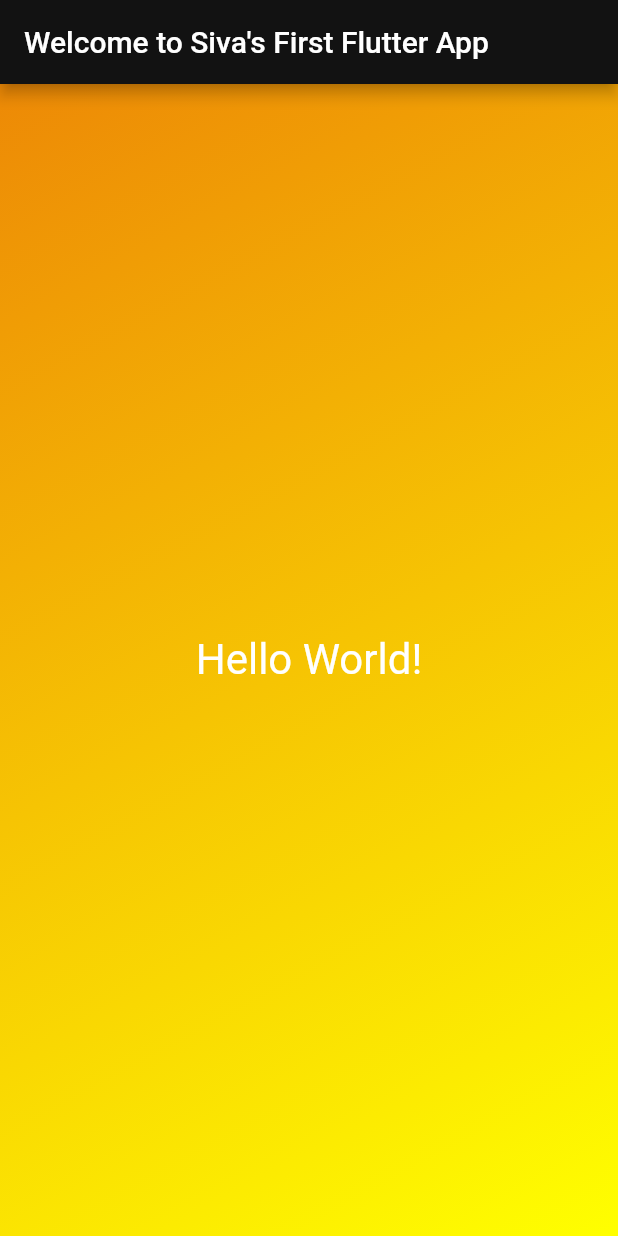
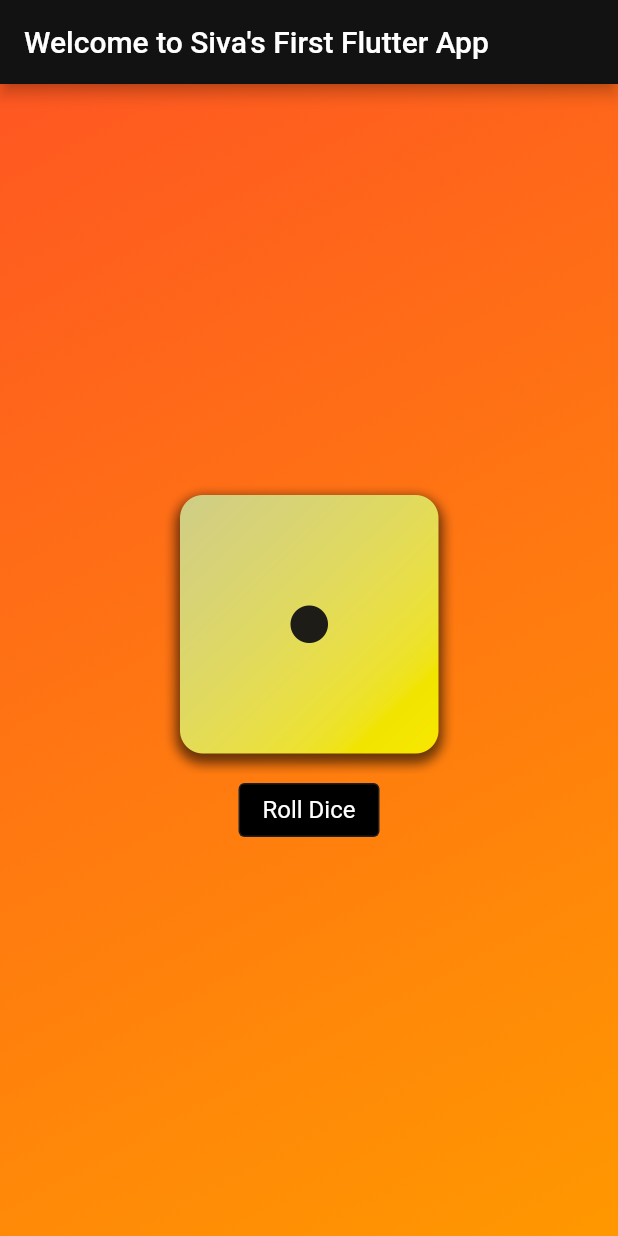
Before and after one commit to psivakrishnareddy/flutter-diceroll-app, a Flutter app: the screen it shows after launch, on a phone screen of 412 x 824 dp. Run offline on Flutter 3.47's test engine with Material 2 defaults, Android fonts, the phone set to English and light mode, and no system bars.

Commit message:
Flutter - added assets and Created Stateful Widgets to manage state

```diff
--- /dev/null
+++ b/lib/dice.dart
@@ -0,0 +1,57 @@
+import 'dart:math';
+
+import 'package:flutter/material.dart';
+
+class Dice extends StatefulWidget {
+  const Dice({super.key});
+
+  @override
+  State<Dice> createState() {
+    return _Dice();
+  }
+}
+
+class _Dice extends State<Dice> {
+  var diceImage = 'assets/images/dice-1.png';
+  void rollDice() {
+    const List<String> dice = [
+      'assets/images/dice-1.png',
+      'assets/images/dice-2.png',
+      'assets/images/dice-3.png',
+      'assets/images/dice-4.png',
+      'assets/images/dice-5.png',
+      'assets/images/dice-6.png'
+    ];
+
+    final int rollnum = Random().nextInt(6);
+    setState(() {
+      // Stateful extened classes to reflect changes should use the setstate
+      diceImage = dice[rollnum];
+    });
+
+    print("Changing dice: $rollnum");
+  }
+
+  @override
+  Widget build(BuildContext context) {
+    return Column(
+      mainAxisSize: MainAxisSize.min,
+      children: [
+        Image.asset(
+          diceImage,
+          width: 200,
+          height: 200,
+        ),
+        OutlinedButton(
+          // onPressed: () {}, // annonymous function
+          onPressed: rollDice,
+          style: OutlinedButton.styleFrom(
+              foregroundColor: Colors.white,
+              backgroundColor: Colors.black,
+              textStyle: const TextStyle(color: Colors.amber, fontSize: 16)),
+          child: const Text("Roll Dice"),
+        )
+      ],
+    );
+  }
+}
--- a/lib/gradient_container.dart
+++ b/lib/gradient_container.dart
@@ -1,25 +1,37 @@
 import 'package:flutter/material.dart';
+import 'dart:math';
 
-import 'style_text.dart';
+import 'package:my_first_app/dice.dart';
+// import 'style_text.dart';
 
 const topAlignment = Alignment.topLeft;
 const bottomAlignment = Alignment.bottomRight;
 
 class GradientContainer extends StatelessWidget {
-  GradientContainer(
-      {super.key,
-      required this.colors}); //By Default named arguments are optional for default use []
-  final List<Color>
-      colors; //final takes the computed value unlike const that is in compile time, improves performance
+  // GradientContainer(
+  //     {super.key,
+  //     required this.colors}); //By Default named arguments are optional for default use []
+  // final List<Color>
+  //     colors; //final takes the computed value unlike const that is in compile time, improves performance
+
+  final Color color1;
+  final Color color2;
+  const GradientContainer.orange({super.key})
+      : color1 = Colors.deepOrange,
+        color2 = Colors.orange;
+
   @override
   Widget build(BuildContext context) {
     return Container(
-      width: double.infinity,
-      padding: const EdgeInsets.all(12),
-      decoration: BoxDecoration(
-          gradient: LinearGradient(
-              colors: colors, begin: topAlignment, end: bottomAlignment)),
-      child: Center(child: StyledText('Hello World!')),
-    );
+        width: double.infinity,
+        height: double.infinity,
+        padding: const EdgeInsets.all(12),
+        decoration: BoxDecoration(
+            gradient: LinearGradient(
+                colors: [color1, color2],
+                begin: topAlignment,
+                end: bottomAlignment)),
+        // child: Center(child: StyledText('Hello World!')),
+        child: Center(child: Dice()));
   }
 }
--- a/lib/main.dart
+++ b/lib/main.dart
@@ -29,11 +29,6 @@ class MyApp extends StatelessWidget {
             appBar: AppBar(
               title: const Text('Welcome to Siva\'s First Flutter App'),
             ),
-            body: GradientContainer(
-              colors: const [
-                Color.fromARGB(255, 237, 137, 6),
-                Color.fromARGB(255, 255, 255, 0)
-              ],
-            )));
+            body: const GradientContainer.orange()));
   }
 }
```
Also changed, not shown: pubspec.yaml (+7 -3 lines), assets/images/dice-1.png (added), assets/images/dice-2.png (added), assets/images/dice-3.png (added), assets/images/dice-4.png (added), assets/images/dice-5.png (added), assets/images/dice-6.png (added).
